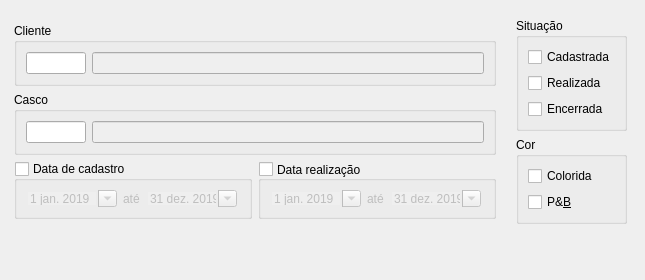
Above: Resources/UI/Componentes/FiltroRemanufatura.ui from Klubas/Projeto-SOAD before the change. Below: the same form after it.
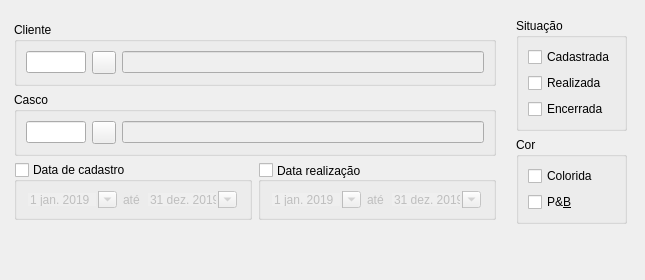
That is the form after the change.

Commit message: - Adicionados botões de localizar nos cadastros e filtros - Ajustado erro de encoding do json

Diff of the .ui file:
```diff
--- a/Resources/UI/Componentes/FiltroRemanufatura.ui
+++ b/Resources/UI/Componentes/FiltroRemanufatura.ui
@@ -257,6 +257,13 @@
                  </property>
                 </widget>
                </item>
+               <item>
+                <widget class="QToolButton" name="toolButton_cliente">
+                 <property name="text">
+                  <string/>
+                 </property>
+                </widget>
+               </item>
                <item>
                 <widget class="QLineEdit" name="lineEdit_cliente">
                  <property name="enabled">
@@ -304,6 +311,13 @@
                  </property>
                 </widget>
                </item>
+               <item>
+                <widget class="QToolButton" name="toolButton_mercadoria">
+                 <property name="text">
+                  <string/>
+                 </property>
+                </widget>
+               </item>
                <item>
                 <widget class="QLineEdit" name="lineEdit_mercadoria">
                  <property name="enabled">
```
The commit also changes 38 other files.
